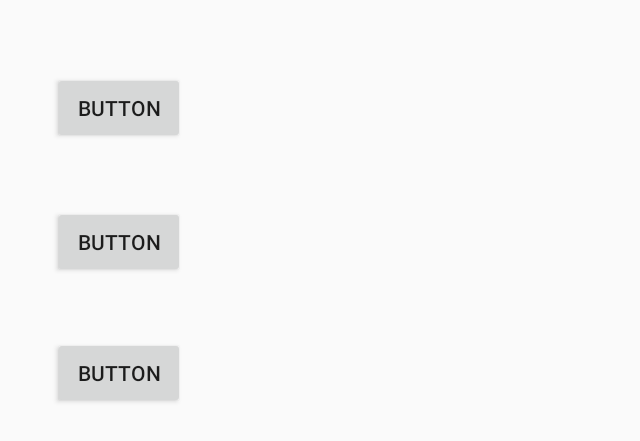
After one commit to Luzgar/Tower-Defense-Tablet, an Android app: the HomeActivity screen opened directly, with no data from a screen before it, on a phone screen of 824 x 412 dp (held sideways). The commit adds this screen. Shown: the top 441 px of the screen, without its empty margins (0-640 px from the left). Run offline under Robolectric (Android 15) with nearby library versions, the phone set to English and light mode, and no system bars; our stand-ins replace ButterKnife; libraries missing offline, so code that uses them is left out: com.github.nkzawa.socketio; 1 statement that could not run was skipped.

Commit message:
SplashScreen + HomeActivity with monster com

```diff
--- a/app/build.gradle
+++ b/app/build.gradle
@@ -25,4 +25,8 @@ dependencies {
     testImplementation 'junit:junit:4.12'
     androidTestImplementation 'com.android.support.test:runner:1.0.1'
     androidTestImplementation 'com.android.support.test.espresso:espresso-core:3.0.1'
+    compile 'com.github.nkzawa:socket.io-client:0.3.0'
+    compile 'com.github.ViksaaSkool:AwesomeSplash:v1.0.0'
+    compile 'com.jakewharton:butterknife:8.8.1'
+    annotationProcessor 'com.jakewharton:butterknife-compiler:8.8.1'
 }
--- /dev/null
+++ b/app/src/main/java/com/example/kevinduglue/towerdefensetablet/HomeActivity.java
@@ -0,0 +1,71 @@
+package com.example.kevinduglue.towerdefensetablet;
+
+import android.os.Bundle;
+import android.support.v7.app.AppCompatActivity;
+import android.view.View;
+import android.widget.Button;
+
+import com.github.nkzawa.socketio.client.IO;
+import com.github.nkzawa.socketio.client.Socket;
+
+import org.json.JSONException;
+import org.json.JSONObject;
+
+import java.net.URISyntaxException;
+
+import butterknife.BindView;
+import butterknife.ButterKnife;
+import butterknife.OnClick;
+
+/**
+ * Created by kevinduglue on 16/01/2018.
+ */
+
+public class HomeActivity extends AppCompatActivity {
+
+    @BindView(R.id.button) Button mButton1;
+    @BindView(R.id.button2) Button mButton2;
+    @BindView(R.id.button3) Button mButton3;
+
+    private Socket mSocket;
+
+    @Override
+    protected void onCreate(Bundle savedInstanceState) {
+        super.onCreate(savedInstanceState);
+        setContentView(R.layout.activity_home);
+        ButterKnife.bind(this);
+
+        try {
+            mSocket = IO.socket("http://10.0.2.2:3000");
+        } catch (URISyntaxException e) {
+            e.printStackTrace();
+        }
+    }
+
+    @OnClick(R.id.button)
+    public void button1(View view) {
+        try {
+            mSocket.emit("monster", new JSONObject().put("path", 1).put("monster", 1));
+        } catch (JSONException e) {
+            e.printStackTrace();
+        }
+    }
+
+    @OnClick(R.id.button2)
+    public void button2(View view) {
+        try {
+            mSocket.emit("monster", new JSONObject().put("path", 4).put("monster", 2));
+        } catch (JSONException e) {
+            e.printStackTrace();
+        }
+    }
+
+    @OnClick(R.id.button3)
+    public void button3(View view) {
+        try {
+            mSocket.emit("monster", new JSONObject().put("path", 6).put("monster", 3));
+        } catch (JSONException e) {
+            e.printStackTrace();
+        }
+    }
+}
--- /dev/null
+++ b/app/src/main/res/layout/activity_home.xml
@@ -0,0 +1,33 @@
+<?xml version="1.0" encoding="utf-8"?>
+<RelativeLayout
+    xmlns:android="http://schemas.android.com/apk/res/android" android:layout_width="match_parent"
+    android:layout_height="match_parent">
+
+    <Button
+        android:id="@+id/button"
+        android:layout_width="wrap_content"
+        android:layout_height="wrap_content"
+        android:layout_alignParentStart="true"
+        android:layout_alignParentTop="true"
+        android:layout_marginStart="35dp"
+        android:layout_marginTop="48dp"
+        android:text="Button" />
+
+    <Button
+        android:id="@+id/button2"
+        android:layout_width="wrap_content"
+        android:layout_height="wrap_content"
+        android:layout_alignStart="@+id/button"
+        android:layout_below="@+id/button"
+        android:layout_marginTop="41dp"
+        android:text="Button" />
+
+    <Button
+        android:id="@+id/button3"
+        android:layout_width="wrap_content"
+        android:layout_height="wrap_content"
+        android:layout_alignStart="@+id/button2"
+        android:layout_below="@+id/button2"
+        android:layout_marginTop="39dp"
+        android:text="Button" />
+</RelativeLayout>
--- a/app/src/main/res/values/colors.xml
+++ b/app/src/main/res/values/colors.xml
@@ -3,4 +3,5 @@
     <color name="colorPrimary">#3F51B5</color>
     <color name="colorPrimaryDark">#303F9F</color>
     <color name="colorAccent">#FF4081</color>
+    <color name="white">#FFFFFF</color>
 </resources>
--- a/app/src/main/res/values/styles.xml
+++ b/app/src/main/res/values/styles.xml
@@ -8,4 +8,10 @@
         <item name="colorAccent">@color/colorAccent</item>
     </style>
 
+    <style name="AppTheme.NoActionBar" parent="Theme.AppCompat.Light.DarkActionBar">
+        <item name="windowActionBar">false</item>
+        <item name="windowNoTitle">true</item>
+        <item name="android:windowFullscreen">true</item>
+    </style>
+
 </resources>
--- a/build.gradle
+++ b/build.gradle
@@ -5,11 +5,10 @@ buildscript {
     repositories {
         google()
         jcenter()
+
     }
     dependencies {
         classpath 'com.android.tools.build:gradle:3.0.1'
-
-
         // NOTE: Do not place your application dependencies here; they belong
         // in the individual module build.gradle files
     }
@@ -19,6 +18,7 @@ allprojects {
     repositories {
         google()
         jcenter()
+        maven { url "https://jitpack.io" }
     }
 }
 
```
Also changed, not shown: app/src/main/AndroidManifest.xml (+13 -3 lines), app/src/main/java/com/example/kevinduglue/towerdefensetablet/InitialisationActivity.java (added, +93 -0 lines), app/src/main/java/com/example/kevinduglue/towerdefensetablet/MainActivity.java (+50 -4 lines), app/src/main/res/layout/activity_main.xml (+28 -7 lines).
